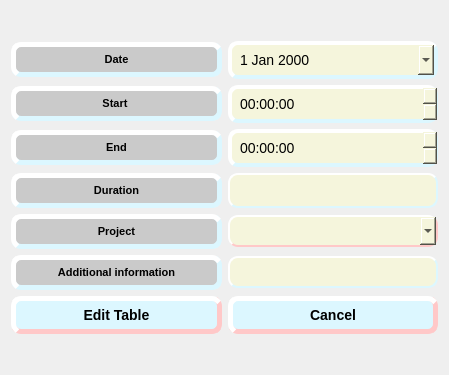
Old version of the form Hour_Registry_env/QT_Files/Hour_Registry_DH_dialog_QT.ui in the repository MassiveSnake/Timecard_tool.
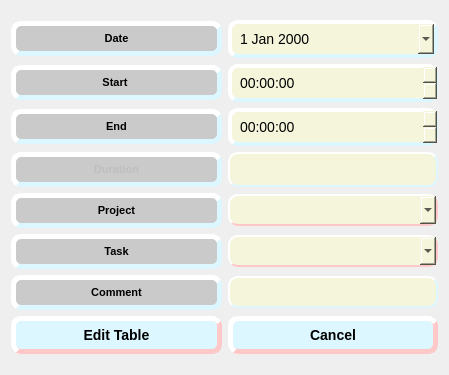
New version of the form.

```diff
--- a/Hour_Registry_env/QT_Files/Hour_Registry_DH_dialog_QT.ui
+++ b/Hour_Registry_env/QT_Files/Hour_Registry_DH_dialog_QT.ui
@@ -22,14 +22,12 @@
         <widget class="QPushButton" name="pushButton_date">
          <property name="styleSheet">
           <string notr="true">QPushButton{
-	max-width: 215px;
 	background-color: rgb(202, 202, 202);
     border-style: outset;
     border-width: 5px;
     border-radius: 10px;
    border-color: rgb(220, 247, 255);
     font: bold 11px;
-    min-width: 5em;
     padding: 6px;
 }
 QPushButton::hover{
@@ -85,20 +83,18 @@
         <widget class="QPushButton" name="pushButton_start">
          <property name="minimumSize">
           <size>
-           <width>87</width>
+           <width>0</width>
            <height>0</height>
           </size>
          </property>
          <property name="styleSheet">
           <string notr="true">QPushButton{
-	max-width: 215px;
 	background-color: rgb(202, 202, 202);
     border-style: outset;
     border-width: 5px;
     border-radius: 10px;
    border-color: rgb(220, 247, 255);
     font: bold 11px;
-    min-width: 5em;
     padding: 6px;
 }
 QPushButton::hover{
@@ -146,20 +142,18 @@
         <widget class="QPushButton" name="pushButton_end">
          <property name="minimumSize">
           <size>
-           <width>87</width>
+           <width>0</width>
            <height>0</height>
           </size>
          </property>
          <property name="styleSheet">
           <string notr="true">QPushButton{
-	max-width: 215px;
 	background-color: rgb(202, 202, 202);
     border-style: outset;
     border-width: 5px;
     border-radius: 10px;
    border-color: rgb(220, 247, 255);
     font: bold 11px;
-    min-width: 5em;
     padding: 6px;
 }
 QPushButton::hover{
@@ -202,6 +196,9 @@
       <layout class="QHBoxLayout" name="horizontalLayout_duration">
        <item>
         <widget class="QLabel" name="label_duration">
+         <property name="enabled">
+          <bool>false</bool>
+         </property>
          <property name="sizePolicy">
           <sizepolicy hsizetype="Minimum" vsizetype="Preferred">
            <horstretch>0</horstretch>
@@ -210,26 +207,24 @@
          </property>
          <property name="minimumSize">
           <size>
-           <width>87</width>
+           <width>0</width>
            <height>0</height>
           </size>
          </property>
          <property name="maximumSize">
           <size>
-           <width>237</width>
+           <width>16777215</width>
            <height>35</height>
           </size>
          </property>
          <property name="styleSheet">
           <string notr="true">QLabel{
-	max-width: 215px;
 	background-color: rgb(202, 202, 202);
     border-style: outset;
     border-width: 5px;
     border-radius: 10px;
    border-color: rgb(220, 247, 255);
     font: bold 11px;
-    min-width: 5em;
     padding: 6px;
 }</string>
          </property>
@@ -249,6 +244,9 @@
        </item>
        <item>
         <widget class="QLabel" name="label_duration_time">
+         <property name="enabled">
+          <bool>false</bool>
+         </property>
          <property name="sizePolicy">
           <sizepolicy hsizetype="Minimum" vsizetype="Preferred">
            <horstretch>0</horstretch>
@@ -307,26 +305,24 @@
          </property>
          <property name="minimumSize">
           <size>
-           <width>87</width>
+           <width>0</width>
            <height>0</height>
           </size>
          </property>
          <property name="maximumSize">
           <size>
-           <width>237</width>
+           <width>16777215</width>
            <height>35</height>
           </size>
          </property>
          <property name="styleSheet">
           <string notr="true">QLabel{
-	max-width: 215px;
 	background-color: rgb(202, 202, 202);
     border-style: outset;
     border-width: 5px;
     border-radius: 10px;
    border-color: rgb(220, 247, 255);
     font: bold 11px;
-    min-width: 5em;
     padding: 6px;
 }</string>
          </property>
@@ -382,6 +378,91 @@
        </item>
       </layout>
      </item>
+     <item>
+      <layout class="QHBoxLayout" name="horizontalLayout_task">
+       <item>
+        <widget class="QLabel" name="label_task">
+         <property name="sizePolicy">
+          <sizepolicy hsizetype="Minimum" vsizetype="Preferred">
+           <horstretch>0</horstretch>
+           <verstretch>0</verstretch>
+          </sizepolicy>
+         </property>
+         <property name="minimumSize">
+          <size>
+           <width>0</width>
+           <height>0</height>
+          </size>
+         </property>
+         <property name="maximumSize">
+          <size>
+           <width>16777215</width>
+           <height>35</height>
+          </size>
+         </property>
+         <property name="styleSheet">
+          <string notr="true">QLabel{
+	background-color: rgb(202, 202, 202);
+    border-style: outset;
+    border-width: 5px;
+    border-radius: 10px;
+   border-color: rgb(220, 247, 255);
+    font: bold 11px;
+    padding: 6px;
+}</string>
+         </property>
+         <property name="text">
+          <string>Task</string>
+         </property>
+         <property name="scaledContents">
+          <bool>false</bool>
+         </property>
+         <property name="alignment">
+          <set>Qt::AlignCenter</set>
+         </property>
+         <property name="wordWrap">
+          <bool>false</bool>
+         </property>
+        </widget>
+       </item>
+       <item>
+        <widget class="QComboBox" name="comboBox_task_select">
+         <property name="sizePolicy">
+          <sizepolicy hsizetype="Minimum" vsizetype="Fixed">
+           <horstretch>0</horstretch>
+           <verstretch>0</verstretch>
+          </sizepolicy>
+         </property>
+         <property name="minimumSize">
+          <size>
+           <width>0</width>
+           <height>0</height>
+          </size>
+         </property>
+         <property name="styleSheet">
+          <string notr="true">QComboBox{
+    background-color: rgb(245, 245, 220);
+    border-style: outset;
+    border-width: 2px;
+    border-radius: 10px;
+    border-color: rgb(255, 200, 200);
+    font: bold 11px;
+    padding: 6px;
+}
+QComboBox::hover{
+    background-color:rgb(234, 234, 210) ;
+	border-style: outset;
+    border-width: 2px;
+    border-radius: 10px;
+    border-color: rgb(255, 200, 200);
+    font: bold 11px;
+    padding: 6px;
+}</string>
+         </property>
+        </widget>
+       </item>
+      </layout>
+     </item>
      <item>
       <layout class="QHBoxLayout" name="horizontalLayout_additional_information">
        <item>
@@ -394,31 +475,29 @@
          </property>
          <property name="minimumSize">
           <size>
-           <width>87</width>
+           <width>0</width>
            <height>0</height>
           </size>
          </property>
          <property name="maximumSize">
           <size>
-           <width>237</width>
+           <width>16777215</width>
            <height>35</height>
           </size>
          </property>
          <property name="styleSheet">
           <string notr="true">QLabel{
-	max-width: 215px;
 	background-color: rgb(202, 202, 202);
     border-style: outset;
     border-width: 5px;
     border-radius: 10px;
    border-color: rgb(220, 247, 255);
     font: bold 11px;
-    min-width: 5em;
     padding: 6px;
 }</string>
          </property>
          <property name="text">
-          <string>Additional information</string>
+          <string>Comment</string>
          </property>
          <property name="scaledContents">
           <bool>false</bool>
@@ -467,7 +546,7 @@
         <widget class="QPushButton" name="pushButton_edit_table">
          <property name="minimumSize">
           <size>
-           <width>192</width>
+           <width>0</width>
            <height>0</height>
           </size>
          </property>
@@ -503,7 +582,7 @@
         <widget class="QPushButton" name="pushButton_cancel">
          <property name="minimumSize">
           <size>
-           <width>192</width>
+           <width>0</width>
            <height>0</height>
           </size>
          </property>
```
Left out of the diff: 57 changed lines with no effect on the pictures.
